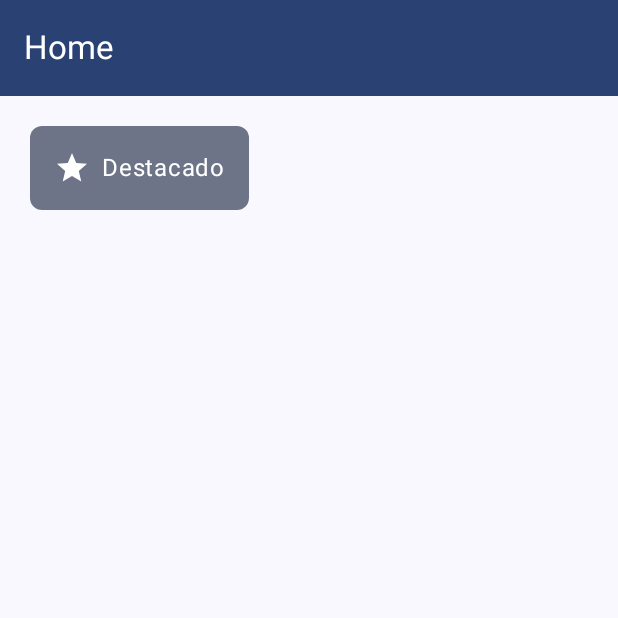
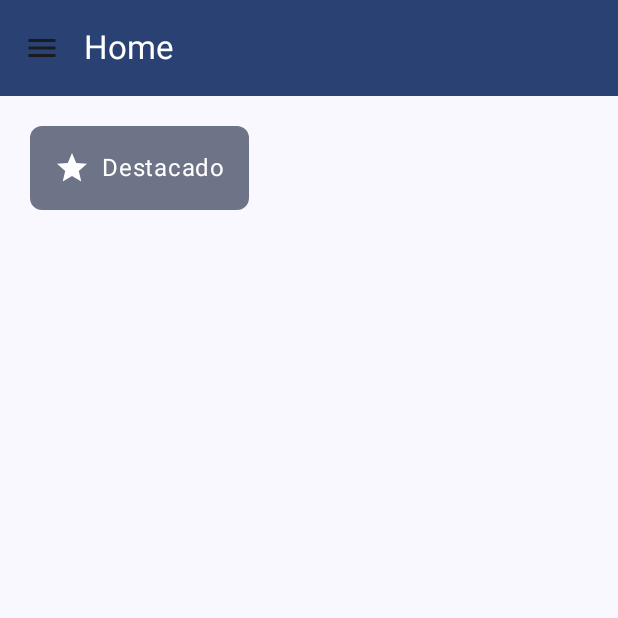
Before and after one commit to gustavoromerocl/RecipesApp, an Android app built with Jetpack Compose: the HomeView screen opened through its navigation route, on a phone screen of 412 x 824 dp, the top half of it. Run offline under Robolectric (Android 15) with nearby library versions, the phone set to English and light mode, and no system bars; our stand-ins replace Firebase (no records; nobody signed in at launch, a user with empty details on screens opened directly); pictures from the network do not load.

Commit message:
feat: create menu and set edit profile view redirection

```diff
--- a/app/src/main/java/com/example/recipesapp/views/HomeView.kt
+++ b/app/src/main/java/com/example/recipesapp/views/HomeView.kt
@@ -6,6 +6,7 @@ import androidx.compose.foundation.lazy.LazyColumn
 import androidx.compose.foundation.lazy.LazyRow
 import androidx.compose.foundation.shape.RoundedCornerShape
 import androidx.compose.material.icons.Icons
+import androidx.compose.material.icons.filled.Menu
 import androidx.compose.material.icons.filled.Star
 import androidx.compose.material3.*
 import androidx.compose.runtime.*
@@ -24,6 +25,7 @@ import com.example.recipesapp.data.CategoryRepository
 import com.example.recipesapp.data.RecipeRepository
 import com.example.recipesapp.models.Category
 import com.example.recipesapp.models.Recipe
+import kotlinx.coroutines.launch
 
 @OptIn(ExperimentalMaterial3Api::class)
 @Composable
@@ -32,6 +34,10 @@ fun HomeView(navController: NavController) {
     var categories by remember { mutableStateOf<List<Category>>(emptyList()) } // State para las categorías
     var featuredRecipes by remember { mutableStateOf<List<Recipe>>(emptyList()) } // State para las recetas destacadas
     var displayedRecipes by remember { mutableStateOf<List<Recipe>>(emptyList()) } // State para las recetas mostradas
+
+    // DrawerState para controlar el estado del Drawer
+    val drawerState = rememberDrawerState(DrawerValue.Closed)
+    val scope = rememberCoroutineScope()
 
     // Usamos LaunchedEffect para cargar categorías y recetas
     LaunchedEffect(Unit) {
@@ -49,10 +55,53 @@ fun HomeView(navController: NavController) {
         }
     }
 
+    // Contenido del Drawer
+    ModalNavigationDrawer(
+        drawerState = drawerState,
+        drawerContent = {
+            ModalDrawerSheet {
+                Column(modifier = Modifier.padding(16.dp)) {
+                    Text(
+                        text = "Menú",
+                        style = MaterialTheme.typography.headlineMedium,
+                        modifier = Modifier.padding(16.dp)
+                    )
+                    HorizontalDivider()
+
+                    Spacer(modifier = Modifier.height(16.dp))
+
+                    Text(
+                        text = "Perfil",
+                        style = MaterialTheme.typography.bodyLarge,
+                        modifier = Modifier
+                            .clickable {
+                                scope.launch {
+                                    drawerState.close() // Cerrar el drawer
+                                    navController.navigate("editProfile") // Navegar a la vista de edición de perfil
+                                }
+                            }
+                            .padding(16.dp)
+                    )
+
+                    Spacer(modifier = Modifier.height(16.dp))
+                }
+            }
+        },
+        content = {
+            // Contenido principal de la HomeView
             Scaffold(
                 topBar = {
                     TopAppBar(
                         title = { Text("Home") },
+                        navigationIcon = {
+                            IconButton(onClick = {
+                                scope.launch {
+                                    drawerState.open() // Abrir el drawer al hacer clic en el ícono de menú
+                                }
+                            }) {
+                                Icon(Icons.Default.Menu, contentDescription = "Menú")
+                            }
+                        },
                         colors = TopAppBarDefaults.topAppBarColors(
                             containerColor = MaterialTheme.colorScheme.primary,
                             titleContentColor = Color.White
@@ -111,6 +160,9 @@ fun HomeView(navController: NavController) {
                 }
             )
         }
+    )
+}
+
 
 @Composable
 fun CategoryItem(category: Category, isSelected: Boolean, onClick: () -> Unit) {
```
Lines whose indentation alone changed are shown as unchanged.
